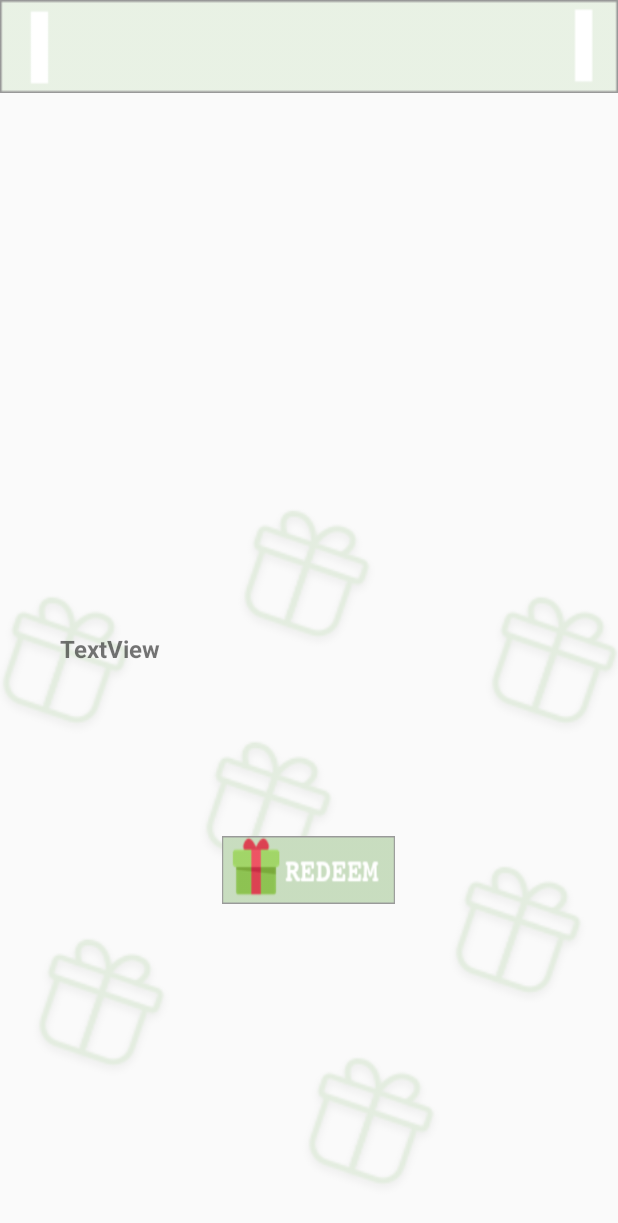
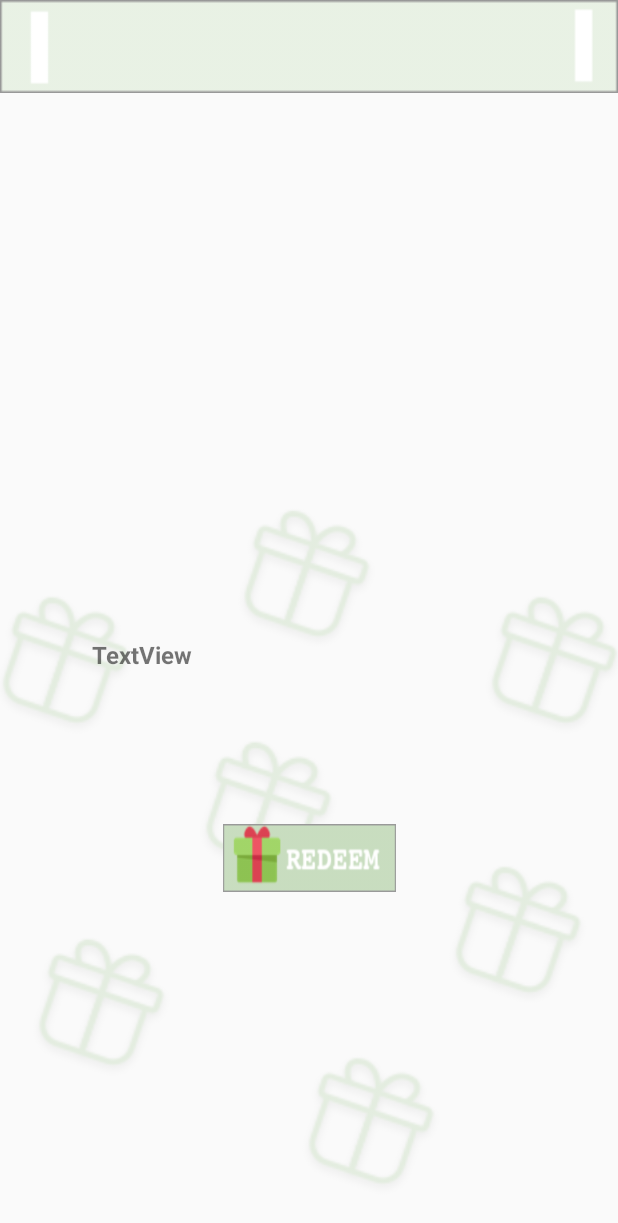
Before and after one commit to pmdw620/unimelb-mobile-group78, an Android app: the ItemActivity screen opened directly, with no data from a screen before it, on a phone screen of 412 x 824 dp. Shown: the top 1223 px of the screen. Run offline under Robolectric (Android 15) with nearby library versions, the light colour scheme and no system bars; our stand-ins replace Firebase (no records; nobody signed in at launch, a user with empty details on screens opened directly); pictures from the network do not load; 1 statement that could not run was skipped.

Commit message:
Add files via upload

```diff
--- a/app/src/main/res/layout/activity_item.xml
+++ b/app/src/main/res/layout/activity_item.xml
@@ -20,40 +20,41 @@
         android:id="@+id/large_img"
         android:layout_width="280dp"
         android:layout_height="301dp"
-        android:layout_marginStart="64dp"
-        android:layout_marginTop="92dp"
-        app:layout_constraintEnd_toEndOf="parent"
-        app:layout_constraintHorizontal_bias="0.014"
-        app:layout_constraintStart_toStartOf="parent"
-        app:layout_constraintTop_toTopOf="parent"
+        android:layout_marginLeft="22dp"
+        android:layout_marginTop="46dp"
+        android:layout_marginRight="22dp"
+        app:layout_constraintLeft_toLeftOf="parent"
+        app:layout_constraintRight_toRightOf="parent"
+        app:layout_constraintTop_toBottomOf="@+id/title"
         tools:srcCompat="@tools:sample/avatars" />
 
     <TextView
         android:id="@+id/describe"
-        android:layout_width="328dp"
+        android:layout_width="290dp"
         android:layout_height="104dp"
-        android:layout_marginStart="40dp"
-        android:layout_marginTop="28dp"
+        android:layout_marginLeft="15dp"
+        android:layout_marginTop="16dp"
+        android:layout_marginRight="15dp"
         android:text="TextView"
         android:textSize="16sp"
         android:textStyle="bold"
-        app:layout_constraintEnd_toEndOf="parent"
-        app:layout_constraintHorizontal_bias="0.0"
-        app:layout_constraintStart_toStartOf="parent"
+        app:layout_constraintLeft_toLeftOf="parent"
+        app:layout_constraintRight_toRightOf="parent"
         app:layout_constraintTop_toBottomOf="@+id/large_img" />
 
     <ImageButton
         android:id="@+id/buy"
         android:layout_width="115dp"
         android:layout_height="45dp"
-        android:layout_marginStart="88dp"
-        android:layout_marginTop="32dp"
+        android:layout_marginLeft="80dp"
+        android:layout_marginTop="20dp"
+        android:layout_marginRight="100dp"
         android:background="@android:color/transparent"
         android:scaleType="fitXY"
         android:src="@drawable/redeem"
-        app:layout_constraintEnd_toEndOf="parent"
-        app:layout_constraintHorizontal_bias="0.288"
-        app:layout_constraintStart_toStartOf="parent"
+        app:layout_constraintHorizontal_bias="0.586"
+        app:layout_constraintLeft_toLeftOf="parent"
+        app:layout_constraintRight_toRightOf="parent"
         app:layout_constraintTop_toBottomOf="@+id/describe" />
 
     <TextView
```
Also changed, not shown: app/src/main/res/layout/activity_exam.xml (+17 -15 lines), app/src/main/res/layout/item.xml (+5 -4 lines), app/src/main/res/layout/activity_shop.xml (line endings or trailing spaces).
